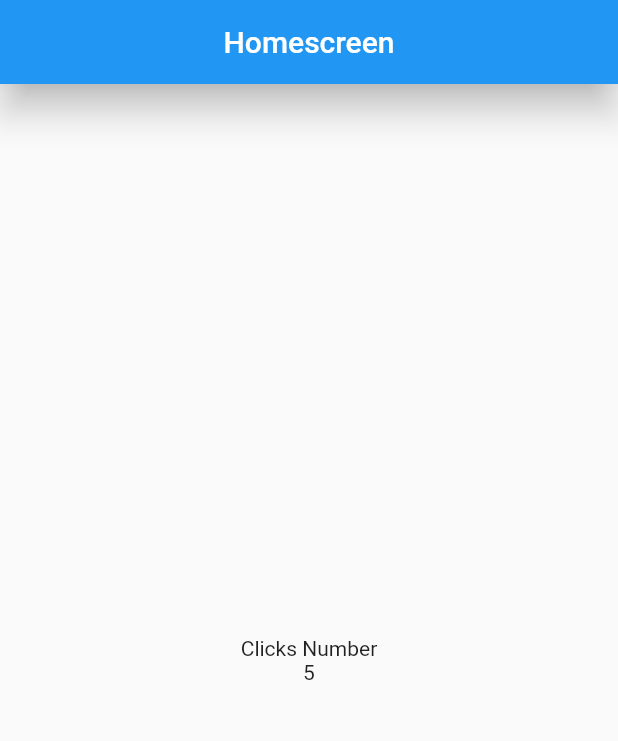
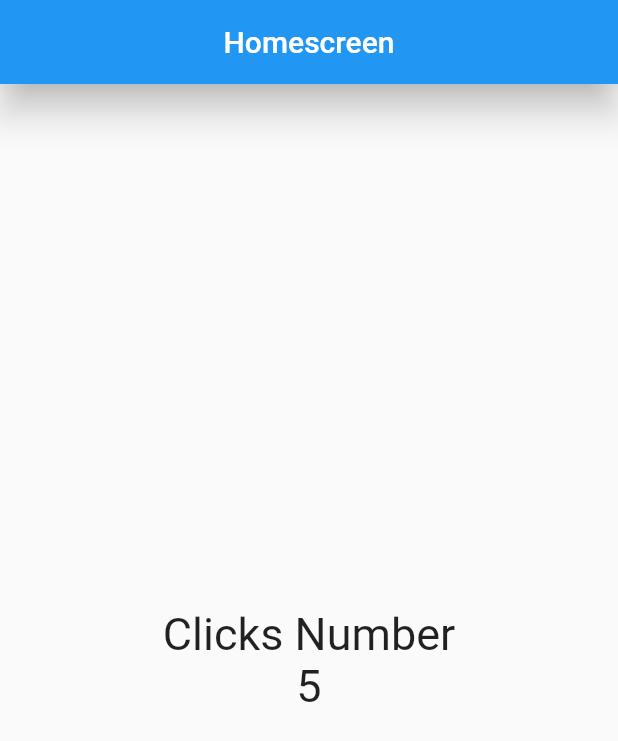
Before and after one commit to Membrive92/FlutterLearning, a Flutter app: the screen it shows after launch, on a phone screen of 412 x 824 dp. Shown: the top 741 px of the screen. Run offline on Flutter 3.47's test engine with Material 2 defaults, Android fonts, the phone set to English and light mode, and no system bars.

Commit message:
styles added to widget text

```diff
--- a/lib/screens/home_screen.dart
+++ b/lib/screens/home_screen.dart
@@ -6,6 +6,9 @@ class HomeScreen extends StatelessWidget {
 
   @override
   Widget build(BuildContext context) {
+
+    const fontSize30 =  TextStyle( fontSize: 30);
+
     return  Scaffold(
       appBar: AppBar(
         title: const Text('Homescreen'),
@@ -15,9 +18,9 @@ class HomeScreen extends StatelessWidget {
       body: Center(
           child: Column(
               mainAxisAlignment: MainAxisAlignment.center,
-            children: const <Widget>[
-            Text('Clicks Number'),
-            Text('5'),
+            children: const [
+            Text('Clicks Number', style: fontSize30 ),
+            Text('5', style: fontSize30),
 
 
             ]),
```
